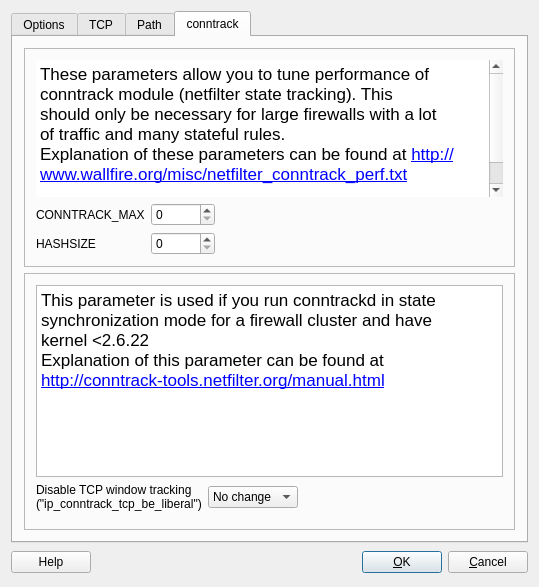
First picture: the form in src/gui/linux24advanceddialog_q.ui, repository fwbuilder/fwbuilder, before the edit.
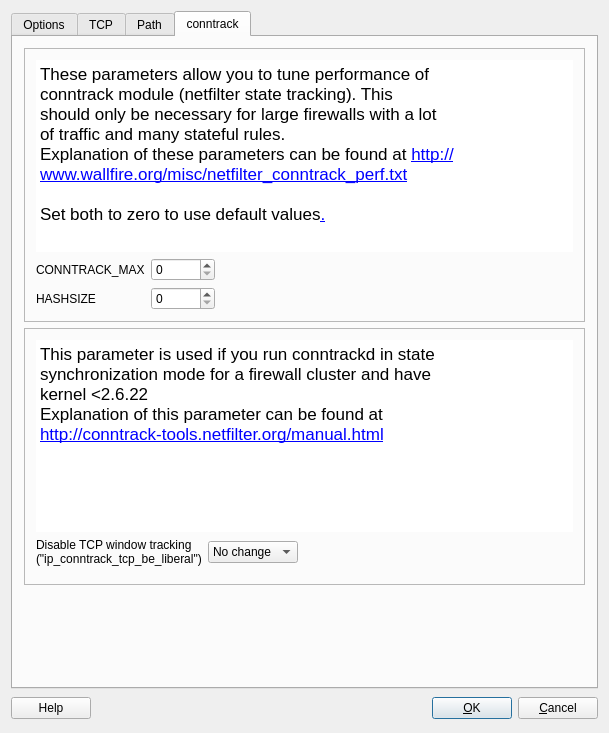
Second picture: the form after the edit.

Commit message: refs #511, #198  URLs in explanation comments should be clickable

The edit to the form file:
```diff
--- a/src/gui/linux24advanceddialog_q.ui
+++ b/src/gui/linux24advanceddialog_q.ui
@@ -5,8 +5,8 @@
    <rect>
     <x>0</x>
     <y>0</y>
-    <width>539</width>
-    <height>587</height>
+    <width>609</width>
+    <height>733</height>
    </rect>
   </property>
   <property name="windowTitle" >
@@ -1011,37 +1011,16 @@
          </property>
          <layout class="QGridLayout" name="gridLayout_2" >
           <item row="0" column="0" colspan="3" >
-           <widget class="QTextEdit" name="textEdit" >
+           <widget class="QTextBrowser" name="textBrowser_2" >
             <property name="sizePolicy" >
-             <sizepolicy vsizetype="Preferred" hsizetype="Expanding" >
+             <sizepolicy vsizetype="MinimumExpanding" hsizetype="Expanding" >
               <horstretch>0</horstretch>
               <verstretch>0</verstretch>
              </sizepolicy>
             </property>
-            <property name="minimumSize" >
-             <size>
-              <width>0</width>
-              <height>100</height>
-             </size>
-            </property>
-            <property name="maximumSize" >
-             <size>
-              <width>16777215</width>
-              <height>16777215</height>
-             </size>
-            </property>
             <property name="frameShape" >
              <enum>QFrame::NoFrame</enum>
             </property>
-            <property name="frameShadow" >
-             <enum>QFrame::Plain</enum>
-            </property>
-            <property name="verticalScrollBarPolicy" >
-             <enum>Qt::ScrollBarAsNeeded</enum>
-            </property>
-            <property name="horizontalScrollBarPolicy" >
-             <enum>Qt::ScrollBarAsNeeded</enum>
-            </property>
             <property name="html" >
              <string>&lt;!DOCTYPE HTML PUBLIC "-//W3C//DTD HTML 4.0//EN" "http://www.w3.org/TR/REC-html40/strict.dtd">
 &lt;html>&lt;head>&lt;meta name="qrichtext" content="1" />&lt;style type="text/css">
@@ -1136,24 +1115,15 @@
          </property>
          <layout class="QGridLayout" name="gridLayout_3" >
           <item row="0" column="0" colspan="3" >
-           <widget class="QTextEdit" name="textEdit_2" >
+           <widget class="QTextBrowser" name="textBrowser" >
             <property name="sizePolicy" >
-             <sizepolicy vsizetype="Preferred" hsizetype="Expanding" >
+             <sizepolicy vsizetype="MinimumExpanding" hsizetype="Expanding" >
               <horstretch>0</horstretch>
               <verstretch>0</verstretch>
              </sizepolicy>
             </property>
-            <property name="minimumSize" >
-             <size>
-              <width>0</width>
-              <height>100</height>
-             </size>
-            </property>
-            <property name="maximumSize" >
-             <size>
-              <width>16777215</width>
-              <height>16777215</height>
-             </size>
+            <property name="frameShape" >
+             <enum>QFrame::NoFrame</enum>
             </property>
             <property name="html" >
              <string>&lt;!DOCTYPE HTML PUBLIC "-//W3C//DTD HTML 4.0//EN" "http://www.w3.org/TR/REC-html40/strict.dtd">
```
Left out of the diff: 6 changed lines with no effect on the pictures. The commit also changes 1 other file.
